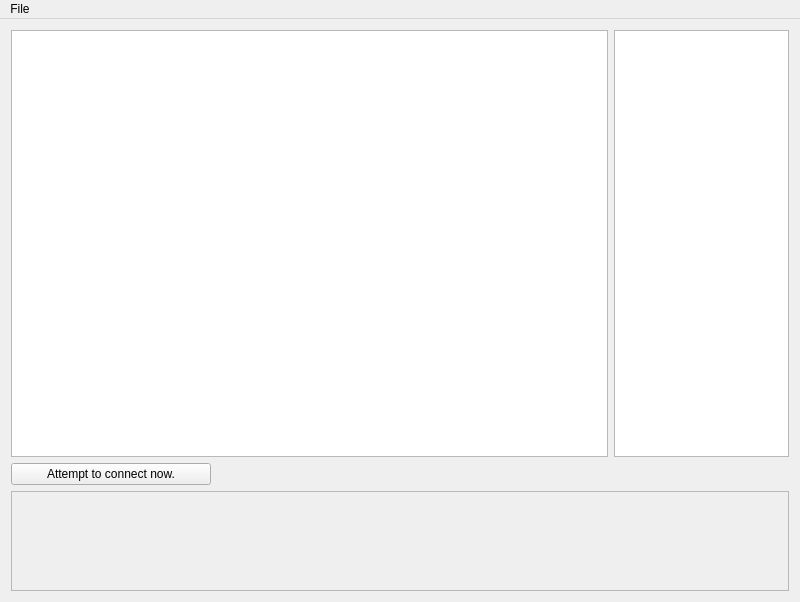
This is client/chatclient.ui in Steve4448/QtChat as Qt 5 draws it before an edit. The edited form follows.
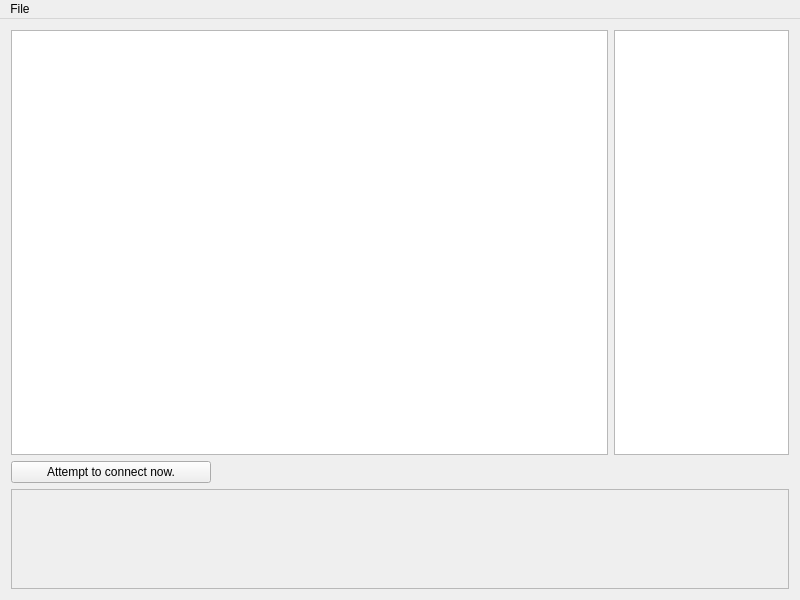
This is the edited form.

Commit message: No longer seg faults upon being exited. Was caused due to the socket still being connected, which activated UI elements when the GUI was being closed.

Patch:
```diff
--- a/client/chatclient.ui
+++ b/client/chatclient.ui
@@ -7,7 +7,7 @@
     <x>0</x>
     <y>0</y>
     <width>800</width>
-    <height>602</height>
+    <height>600</height>
    </rect>
   </property>
   <property name="font">
```
The commit also changes 3 other files.
